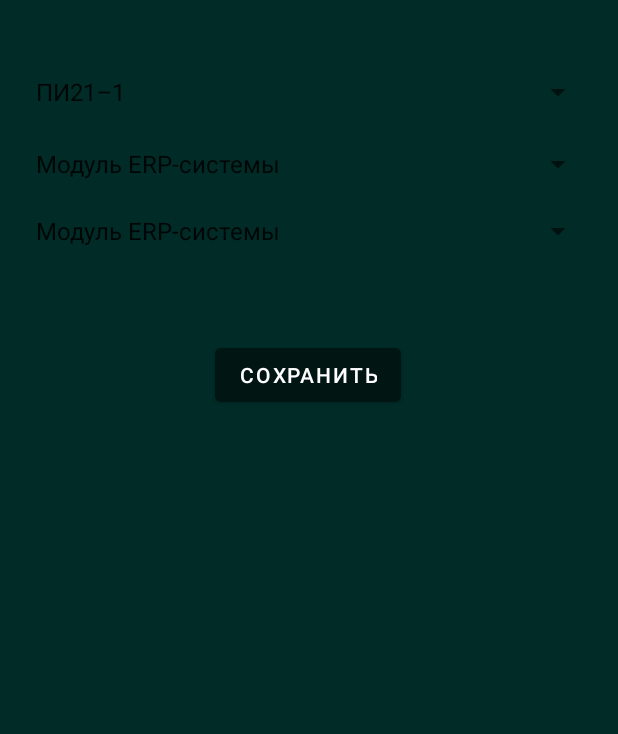
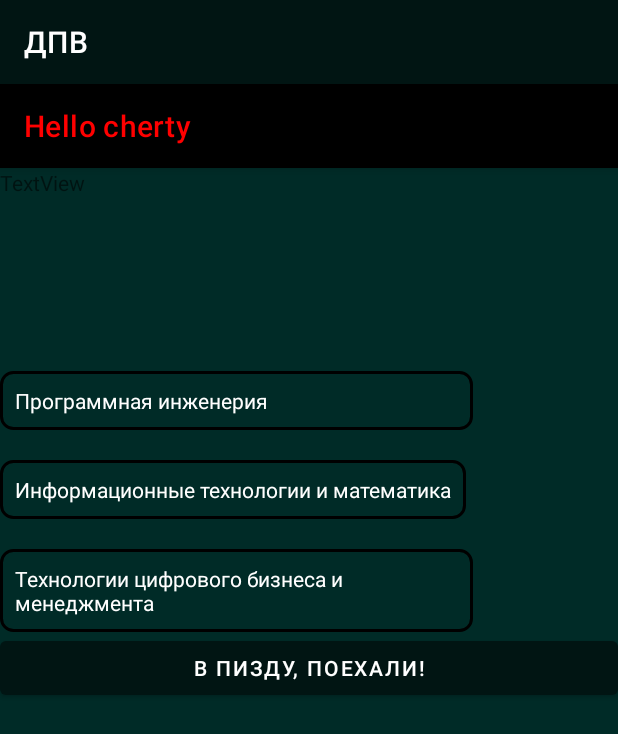
Before and after one commit to madebyhidden/DPV_FA, an Android app: the screen it shows after launch (MainActivity before the commit, WayActivity after it), on a phone screen of 412 x 824 dp. Shown: the top 734 px of the screen. Run offline under Robolectric (Android 15) with nearby library versions, the phone set to English and light mode, and no system bars.

Commit message:
new activity

```diff
--- a/app/src/main/AndroidManifest.xml
+++ b/app/src/main/AndroidManifest.xml
@@ -16,24 +16,31 @@
         tools:targetApi="31">
         <activity
             android:name=".TimeTableActivity"
-            android:exported="true" >
+            android:exported="true">
             <intent-filter>
                 <action android:name="android.intent.action.MAIN" />
             </intent-filter>
 
 
         </activity>
+
+        <activity
+            android:name=".WayActivity"
+            android:exported="true">
+            <intent-filter>
+                <category android:name="android.intent.category.LAUNCHER" />
+                <action android:name="android.intent.action.MAIN" />
+            </intent-filter>
+        </activity>
+
         <activity
             android:name=".MainActivity"
             android:exported="true"
             android:label="@string/app_name"
             android:theme="@style/Theme.FA_DVP_PI.NoActionBar">
             <intent-filter>
-                <category android:name="android.intent.category.LAUNCHER" />
                 <action android:name="android.intent.action.MAIN" />
             </intent-filter>
-
-
 
         </activity>
     </application>
--- a/app/src/main/java/com/example/fa_dvp_pi/MainActivity.java
+++ b/app/src/main/java/com/example/fa_dvp_pi/MainActivity.java
@@ -49,21 +49,6 @@ public class MainActivity extends AppCompatActivity {
         super.onCreate(savedInstanceState);
         setContentView(R.layout.fragment_first);
 
-        SharedPreferences prefs = getSharedPreferences("MyPrefs", MODE_PRIVATE);
-
-        boolean isFirstRun = prefs.getBoolean("isFirstRun", true);
-
-
-        if (isFirstRun) {
-            SharedPreferences.Editor editor = prefs.edit();
-            editor.putBoolean("isFirstRun", false);
-            editor.apply();
-        }
-        else {
-            Intent intent = new Intent(this, TimeTableActivity.class);
-            startActivity(intent);
-            finish();
-        }
 
 
         mySpinner1 = (Spinner) findViewById(R.id.spinner1);
@@ -73,9 +58,7 @@ public class MainActivity extends AppCompatActivity {
 
 
         btnSave__ = (Button) findViewById(R.id.btnSave);
-        btnSave__.setOnClickListener(new View.OnClickListener() {
-            @Override
-            public void onClick(View view) {
+        btnSave__.setOnClickListener(view -> {
             saveData();
 
             try {
@@ -86,7 +69,6 @@ public class MainActivity extends AppCompatActivity {
                 throw new RuntimeException(e);
             }
 
-            }
         });
 
         monday_finder = getMondayDate();
--- /dev/null
+++ b/app/src/main/java/com/example/fa_dvp_pi/WayActivity.java
@@ -0,0 +1,73 @@
+package com.example.fa_dvp_pi;
+
+import android.content.Intent;
+import android.content.SharedPreferences;
+import android.os.Bundle;
+import android.view.View;
+import android.widget.Button;
+import android.widget.TextView;
+
+import androidx.appcompat.app.AppCompatActivity;
+
+public class WayActivity extends AppCompatActivity {
+    private Button btn;
+
+    @Override
+    protected void onCreate(Bundle savedInstanceState) {
+        super.onCreate(savedInstanceState);
+        setContentView(R.layout.setting_layout);
+
+//        SharedPreferences prefs = getSharedPreferences("MyPrefs", MODE_PRIVATE);
+//
+//        boolean isFirstRun = prefs.getBoolean("isFirstRun", true);
+//
+//
+//        if (isFirstRun) {
+//            SharedPreferences.Editor editor = prefs.edit();
+//            editor.putBoolean("isFirstRun", false);
+//            editor.apply();
+//        }
+//        else {
+//            Intent intent = new Intent(this, WayActivity.class);
+//            startActivity(intent);
+//            finish();
+//        }
+
+
+        final TextView textViewPI = findViewById(R.id.textViewPI);
+        final TextView textViewITM = findViewById(R.id.textViewITM);
+        final TextView textViewTCBM = findViewById(R.id.textViewTCBM);
+
+        textViewPI.setOnClickListener(v -> {
+            textViewPI.setBackgroundResource(R.drawable.border_selected);
+            textViewITM.setBackgroundResource(R.drawable.border);
+            textViewTCBM.setBackgroundResource(R.drawable.border);
+        });
+
+        textViewITM.setOnClickListener(v -> {
+            textViewPI.setBackgroundResource(R.drawable.border);
+            textViewITM.setBackgroundResource(R.drawable.border_selected);
+            textViewTCBM.setBackgroundResource(R.drawable.border);
+        });
+
+        textViewTCBM.setOnClickListener(v -> {
+            textViewPI.setBackgroundResource(R.drawable.border);
+            textViewITM.setBackgroundResource(R.drawable.border);
+            textViewTCBM.setBackgroundResource(R.drawable.border_selected);
+        });
+
+
+        btn = (Button) findViewById(R.id.btn_go_next);
+        btn.setOnClickListener(view -> {
+
+            try {
+                Intent intent = new Intent(view.getContext(), MainActivity.class);
+                startActivity(intent);
+
+            } catch (Exception e) {
+                throw new RuntimeException(e);
+            }
+
+        });
+    }
+}
--- /dev/null
+++ b/app/src/main/res/drawable/border.xml
@@ -0,0 +1,8 @@
+<?xml version="1.0" encoding="utf-8"?>
+<shape xmlns:android="http://schemas.android.com/apk/res/android"
+    android:shape="rectangle">
+    <stroke
+        android:width="2dp"
+        android:color="#000000" /> <!-- Измените цвет границы здесь -->
+    <corners android:radius="8dp" />
+</shape>
--- /dev/null
+++ b/app/src/main/res/drawable/border_selected.xml
@@ -0,0 +1,8 @@
+<?xml version="1.0" encoding="utf-8"?>
+<shape xmlns:android="http://schemas.android.com/apk/res/android"
+    android:shape="rectangle">
+    <stroke
+        android:width="2dp"
+        android:color="#FF0000" /> <!-- Измените цвет границы здесь -->
+    <corners android:radius="8dp" />
+</shape>
--- /dev/null
+++ b/app/src/main/res/layout/setting_layout.xml
@@ -0,0 +1,83 @@
+<?xml version="1.0" encoding="utf-8"?>
+<LinearLayout xmlns:android="http://schemas.android.com/apk/res/android"
+    xmlns:app="http://schemas.android.com/apk/res-auto"
+    xmlns:tools="http://schemas.android.com/tools"
+    android:layout_width="match_parent"
+    android:layout_height="match_parent"
+    android:background="#002B27"
+    android:orientation="vertical">
+
+
+    <com.google.android.material.appbar.AppBarLayout
+        android:layout_width="match_parent"
+        android:layout_height="wrap_content"
+        android:theme="@style/Theme.FA_DVP_PI.AppBarOverlay">
+
+        <androidx.appcompat.widget.Toolbar
+            android:id="@+id/toolbar"
+            android:layout_width="match_parent"
+            android:layout_height="?attr/actionBarSize"
+            android:background="#000000"
+            app:popupTheme="@style/Theme.FA_DVP_PI.PopupOverlay"
+            app:title="Hello cherty"
+            app:titleTextColor="#FF0000" />
+
+    </com.google.android.material.appbar.AppBarLayout>
+
+    <TextView
+        android:id="@+id/textView"
+        android:layout_width="match_parent"
+        android:layout_height="85dp"
+        android:text="TextView"
+        tools:text="Выбор направления"
+        tools:textColor="#000000"
+        />
+
+    <TextView
+        android:id="@+id/textViewPI"
+        android:layout_width="315dp"
+        android:layout_height="wrap_content"
+        android:layout_centerHorizontal="true"
+        android:layout_marginTop="50dp"
+        android:background="@drawable/border"
+        android:clickable="true"
+        android:focusable="true"
+        android:padding="10dp"
+        android:text="Программная инженерия"
+        android:textColor="@android:color/white" />
+
+    <TextView
+        android:id="@+id/textViewITM"
+        android:layout_width="wrap_content"
+        android:layout_height="wrap_content"
+        android:layout_below="@id/textViewPI"
+        android:layout_centerHorizontal="true"
+        android:layout_marginTop="20dp"
+        android:background="@drawable/border"
+        android:clickable="true"
+        android:focusable="true"
+        android:padding="10dp"
+        android:text="Информационные технологии и математика"
+        android:textColor="@android:color/white" />
+
+    <TextView
+        android:id="@+id/textViewTCBM"
+        android:layout_width="315dp"
+        android:layout_height="wrap_content"
+        android:layout_below="@id/textViewITM"
+        android:layout_centerHorizontal="true"
+        android:layout_marginTop="20dp"
+        android:background="@drawable/border"
+        android:clickable="true"
+        android:focusable="true"
+        android:padding="10dp"
+        android:text="Технологии цифрового бизнеса и менеджмента"
+        android:textColor="@android:color/white" />
+
+    <Button
+        android:id="@+id/btn_go_next"
+        android:layout_width="match_parent"
+        android:layout_height="wrap_content"
+        android:text="В пизду, поехали!" />
+
+</LinearLayout>
```
Lines whose indentation alone changed are shown as unchanged.
